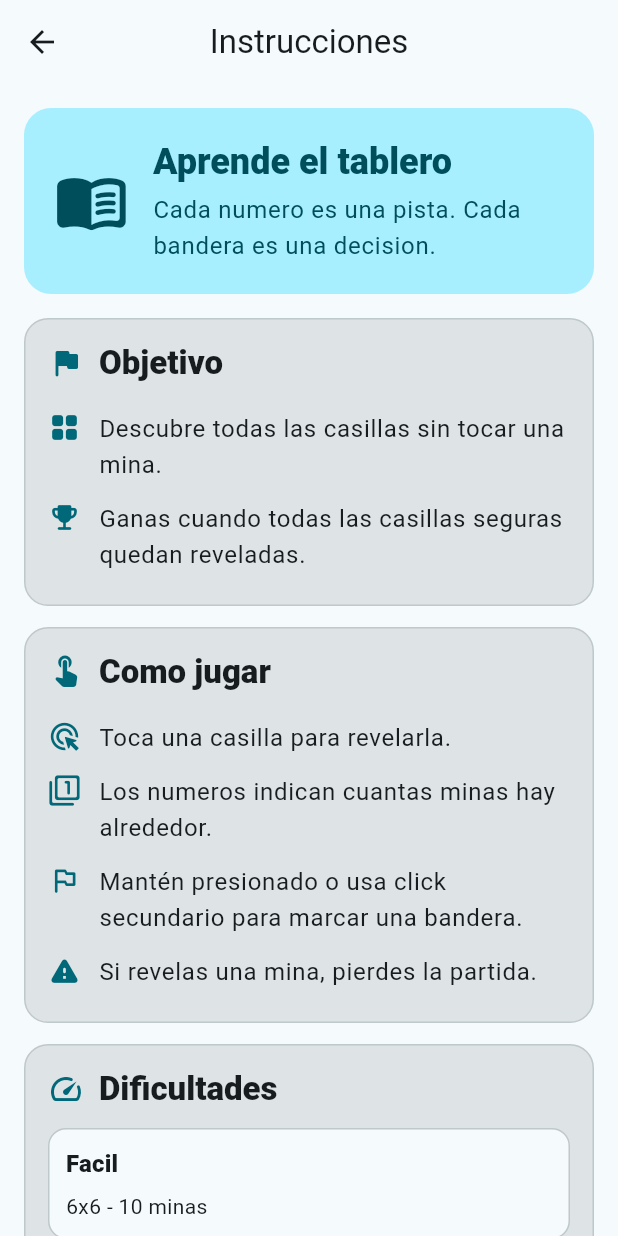
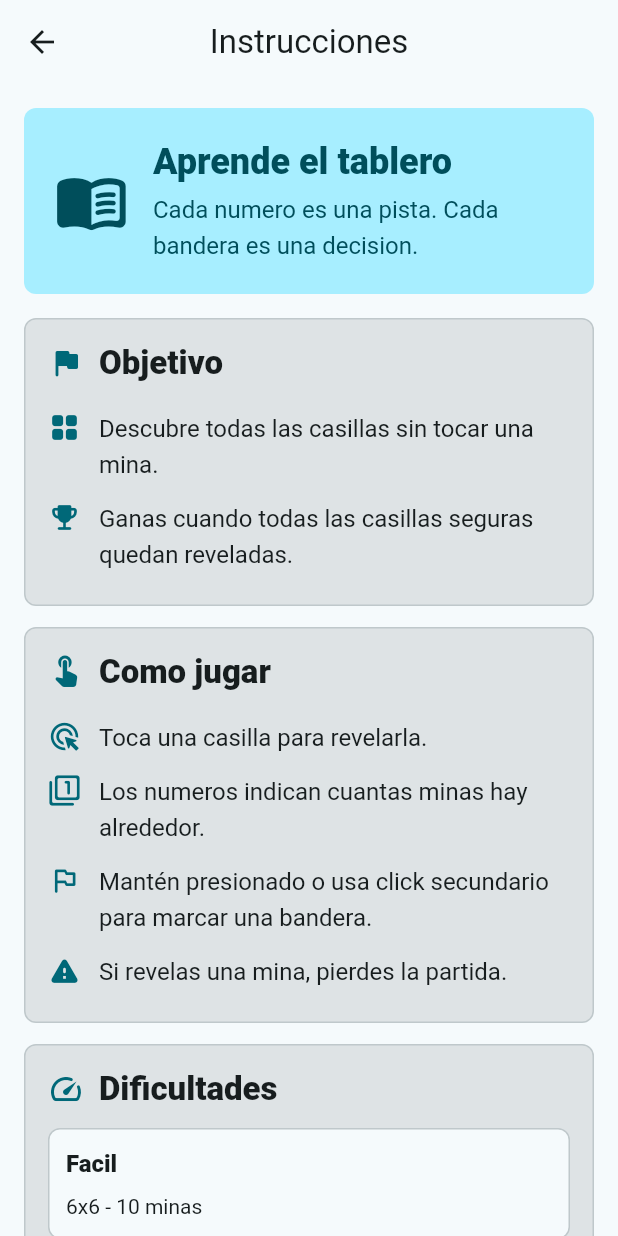
Before and after one commit to biancazullo/Buscaminas, a Flutter app: the screen it shows after launch, after a tap on "Instrucciones", on a phone screen of 412 x 824 dp. Run offline on Flutter 3.47's test engine with Material 3 defaults, Android fonts, the phone set to English and light mode, and no system bars; our stand-ins replace animate_do, shared_preferences.

Commit message:
Mejoras generales en la UI responsive del juego

```diff
--- a/lib/ui/core/theme/app_theme.dart
+++ b/lib/ui/core/theme/app_theme.dart
@@ -14,26 +14,105 @@ class AppTheme {
   }
 
   static ThemeData _buildTheme(Brightness brightness) {
-    final colorScheme = ColorScheme.fromSeed(
+    final baseScheme = ColorScheme.fromSeed(
       seedColor: seedColor,
       brightness: brightness,
     );
+    final colorScheme = baseScheme.copyWith(
+      secondary: brightness == Brightness.light
+          ? const Color(0xFF856404)
+          : const Color(0xFFE8C66A),
+      tertiary: brightness == Brightness.light
+          ? const Color(0xFFC64E3A)
+          : const Color(0xFFFFB4A6),
+    );
+    final baseTheme = ThemeData.from(colorScheme: colorScheme);
 
-    return ThemeData(
-      useMaterial3: true,
+    return baseTheme.copyWith(
       colorScheme: colorScheme,
+      textTheme: _zeroLetterSpacing(baseTheme.textTheme),
       scaffoldBackgroundColor: colorScheme.surface,
       appBarTheme: AppBarTheme(
         centerTitle: true,
         backgroundColor: colorScheme.surface,
         foregroundColor: colorScheme.onSurface,
+        elevation: 0,
+        scrolledUnderElevation: 1,
       ),
       filledButtonTheme: FilledButtonThemeData(
         style: FilledButton.styleFrom(
           minimumSize: const Size(180, 52),
+          shape: RoundedRectangleBorder(borderRadius: BorderRadius.circular(8)),
           textStyle: const TextStyle(fontSize: 16, fontWeight: FontWeight.w700),
         ),
       ),
+      outlinedButtonTheme: OutlinedButtonThemeData(
+        style: OutlinedButton.styleFrom(
+          minimumSize: const Size(180, 48),
+          shape: RoundedRectangleBorder(borderRadius: BorderRadius.circular(8)),
+          side: BorderSide(color: colorScheme.outline),
+          textStyle: const TextStyle(fontSize: 15, fontWeight: FontWeight.w700),
+        ),
+      ),
+      textButtonTheme: TextButtonThemeData(
+        style: TextButton.styleFrom(
+          shape: RoundedRectangleBorder(borderRadius: BorderRadius.circular(8)),
+          textStyle: const TextStyle(fontWeight: FontWeight.w700),
+        ),
+      ),
+      chipTheme: baseTheme.chipTheme.copyWith(
+        shape: RoundedRectangleBorder(borderRadius: BorderRadius.circular(8)),
+        side: BorderSide(color: colorScheme.outlineVariant),
+        labelStyle: TextStyle(
+          color: colorScheme.onSurface,
+          fontWeight: FontWeight.w700,
+        ),
+      ),
+      segmentedButtonTheme: SegmentedButtonThemeData(
+        style: ButtonStyle(
+          shape: WidgetStatePropertyAll(
+            RoundedRectangleBorder(borderRadius: BorderRadius.circular(8)),
+          ),
+          textStyle: const WidgetStatePropertyAll(
+            TextStyle(fontWeight: FontWeight.w800),
+          ),
+        ),
+      ),
+      switchTheme: SwitchThemeData(
+        thumbIcon: WidgetStateProperty.resolveWith((states) {
+          if (states.contains(WidgetState.selected)) {
+            return const Icon(Icons.check_rounded);
+          }
+          return null;
+        }),
+      ),
+      tabBarTheme: TabBarThemeData(
+        labelColor: colorScheme.primary,
+        unselectedLabelColor: colorScheme.onSurfaceVariant,
+        indicatorColor: colorScheme.primary,
+        labelStyle: const TextStyle(fontWeight: FontWeight.w800),
+      ),
+      dividerTheme: DividerThemeData(color: colorScheme.outlineVariant),
+    );
+  }
+
+  static TextTheme _zeroLetterSpacing(TextTheme textTheme) {
+    return textTheme.copyWith(
+      displayLarge: textTheme.displayLarge?.copyWith(letterSpacing: 0),
+      displayMedium: textTheme.displayMedium?.copyWith(letterSpacing: 0),
+      displaySmall: textTheme.displaySmall?.copyWith(letterSpacing: 0),
+      headlineLarge: textTheme.headlineLarge?.copyWith(letterSpacing: 0),
+      headlineMedium: textTheme.headlineMedium?.copyWith(letterSpacing: 0),
+      headlineSmall: textTheme.headlineSmall?.copyWith(letterSpacing: 0),
+      titleLarge: textTheme.titleLarge?.copyWith(letterSpacing: 0),
+      titleMedium: textTheme.titleMedium?.copyWith(letterSpacing: 0),
+      titleSmall: textTheme.titleSmall?.copyWith(letterSpacing: 0),
+      bodyLarge: textTheme.bodyLarge?.copyWith(letterSpacing: 0),
+      bodyMedium: textTheme.bodyMedium?.copyWith(letterSpacing: 0),
+      bodySmall: textTheme.bodySmall?.copyWith(letterSpacing: 0),
+      labelLarge: textTheme.labelLarge?.copyWith(letterSpacing: 0),
+      labelMedium: textTheme.labelMedium?.copyWith(letterSpacing: 0),
+      labelSmall: textTheme.labelSmall?.copyWith(letterSpacing: 0),
     );
   }
 }
--- a/lib/ui/features/game/views/difficulty_selection_view.dart
+++ b/lib/ui/features/game/views/difficulty_selection_view.dart
@@ -168,13 +168,13 @@ class _DifficultyOption extends StatelessWidget {
       child: InkWell(
         key: ValueKey('difficulty-${difficulty.name}-option'),
         onTap: onSelected,
-        borderRadius: BorderRadius.circular(18),
+        borderRadius: BorderRadius.circular(8),
         child: AnimatedContainer(
           duration: const Duration(milliseconds: 160),
           padding: const EdgeInsets.all(18),
           decoration: BoxDecoration(
             color: backgroundColor,
-            borderRadius: BorderRadius.circular(18),
+            borderRadius: BorderRadius.circular(8),
             border: Border.all(
               width: selected ? 3 : 1,
               color: selected
--- a/lib/ui/features/high_scores/views/high_scores_view.dart
+++ b/lib/ui/features/high_scores/views/high_scores_view.dart
@@ -211,7 +211,7 @@ class _ScoreTile extends StatelessWidget {
         color: rank.isOdd
             ? colorScheme.surfaceContainerHighest
             : colorScheme.surfaceContainer,
-        borderRadius: BorderRadius.circular(14),
+        borderRadius: BorderRadius.circular(8),
         border: Border.all(
           color: rank == 1 ? medalColor : colorScheme.outlineVariant,
           width: rank == 1 ? 2 : 1,
--- a/lib/ui/features/home/views/main_menu_view.dart
+++ b/lib/ui/features/home/views/main_menu_view.dart
@@ -86,7 +86,7 @@ class _MenuHero extends StatelessWidget {
           height: 146,
           decoration: BoxDecoration(
             color: colorScheme.primaryContainer,
-            borderRadius: BorderRadius.circular(30),
+            borderRadius: BorderRadius.circular(8),
             border: Border.all(color: colorScheme.primary, width: 3),
             boxShadow: [
               BoxShadow(
--- a/lib/ui/features/home/views/splash_view.dart
+++ b/lib/ui/features/home/views/splash_view.dart
@@ -51,7 +51,7 @@ class _SplashViewState extends State<SplashView> {
       child: DecoratedBox(
         decoration: BoxDecoration(
           color: colorScheme.primaryContainer,
-          borderRadius: BorderRadius.circular(28),
+          borderRadius: BorderRadius.circular(8),
           border: Border.all(color: colorScheme.primary, width: 3),
           boxShadow: [
             BoxShadow(
--- a/lib/ui/features/info/views/credits_view.dart
+++ b/lib/ui/features/info/views/credits_view.dart
@@ -65,7 +65,7 @@ class _CreditsHero extends StatelessWidget {
     return DecoratedBox(
       decoration: BoxDecoration(
         color: colorScheme.primaryContainer,
-        borderRadius: BorderRadius.circular(20),
+        borderRadius: BorderRadius.circular(8),
       ),
       child: Padding(
         padding: const EdgeInsets.all(22),
@@ -118,7 +118,7 @@ class _CreditTile extends StatelessWidget {
     return DecoratedBox(
       decoration: BoxDecoration(
         color: colorScheme.surfaceContainerHighest,
-        borderRadius: BorderRadius.circular(14),
+        borderRadius: BorderRadius.circular(8),
         border: Border.all(color: colorScheme.outlineVariant),
       ),
       child: Padding(
--- a/lib/ui/features/info/views/instructions_view.dart
+++ b/lib/ui/features/info/views/instructions_view.dart
@@ -79,7 +79,7 @@ class _HeroPanel extends StatelessWidget {
     return DecoratedBox(
       decoration: BoxDecoration(
         color: colorScheme.primaryContainer,
-        borderRadius: BorderRadius.circular(18),
+        borderRadius: BorderRadius.circular(8),
       ),
       child: Padding(
         padding: const EdgeInsets.all(20),
@@ -138,7 +138,7 @@ class _InstructionSection extends StatelessWidget {
     return DecoratedBox(
       decoration: BoxDecoration(
         color: colorScheme.surfaceContainerHighest,
-        borderRadius: BorderRadius.circular(16),
+        borderRadius: BorderRadius.circular(8),
         border: Border.all(color: colorScheme.outlineVariant),
       ),
       child: Padding(
@@ -203,7 +203,7 @@ class _DifficultySection extends StatelessWidget {
     return DecoratedBox(
       decoration: BoxDecoration(
         color: colorScheme.surfaceContainerHighest,
-        borderRadius: BorderRadius.circular(16),
+        borderRadius: BorderRadius.circular(8),
         border: Border.all(color: colorScheme.outlineVariant),
       ),
       child: Padding(
@@ -262,7 +262,7 @@ class _DifficultyCard extends StatelessWidget {
     return DecoratedBox(
       decoration: BoxDecoration(
         color: colorScheme.surface,
-        borderRadius: BorderRadius.circular(12),
+        borderRadius: BorderRadius.circular(8),
         border: Border.all(color: colorScheme.outlineVariant),
       ),
       child: Padding(
--- a/lib/ui/features/settings/views/settings_view.dart
+++ b/lib/ui/features/settings/views/settings_view.dart
@@ -212,7 +212,7 @@ class _SettingsHeader extends StatelessWidget {
     return DecoratedBox(
       decoration: BoxDecoration(
         color: colorScheme.primaryContainer,
-        borderRadius: BorderRadius.circular(18),
+        borderRadius: BorderRadius.circular(8),
       ),
       child: Padding(
         padding: const EdgeInsets.all(18),
@@ -273,7 +273,7 @@ class _SettingsSection extends StatelessWidget {
     return DecoratedBox(
       decoration: BoxDecoration(
         color: colorScheme.surfaceContainerHighest,
-        borderRadius: BorderRadius.circular(16),
+        borderRadius: BorderRadius.circular(8),
         border: Border.all(color: colorScheme.outlineVariant),
       ),
       child: Padding(
```
Also changed, not shown: lib/ui/features/game/views/game_view.dart (+58 -16 lines), 1 other file.
